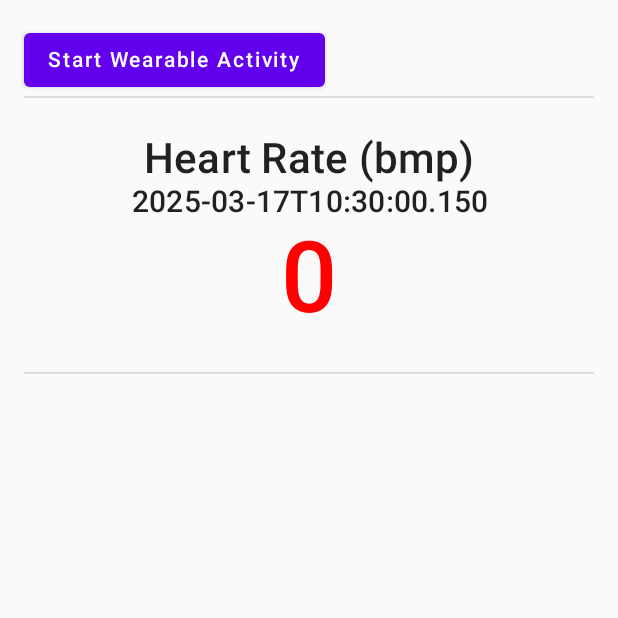
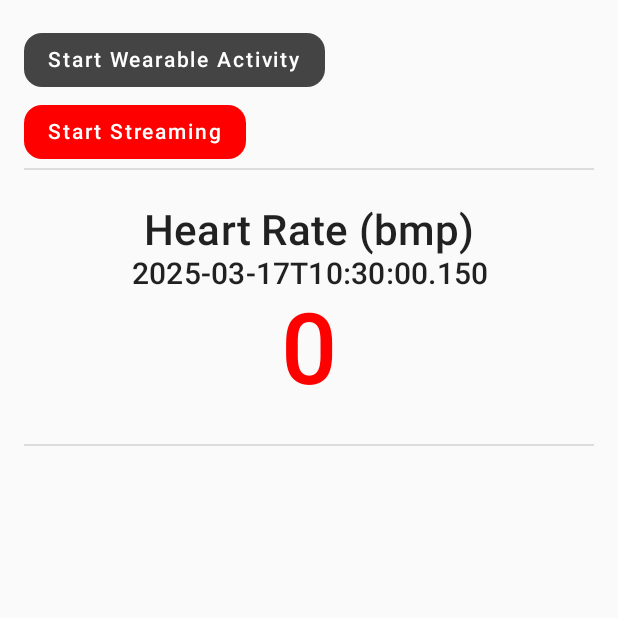
Before and after one commit to PiranitaGomez/HRStreamer, an Android app built with Jetpack Compose: the screen it shows after launch (MainActivity), on a phone screen of 412 x 824 dp, the top half of it. Run offline under Robolectric (Android 15) with nearby library versions, the phone set to English and light mode, and no system bars.

Commit message:
Added stream start/stop button

```diff
--- a/Application/src/main/java/com/example/android/wearable/hrstreamer/MainActivity.kt
+++ b/Application/src/main/java/com/example/android/wearable/hrstreamer/MainActivity.kt
@@ -19,6 +19,12 @@ import androidx.activity.ComponentActivity
 import androidx.activity.compose.setContent
 import androidx.activity.viewModels
 import androidx.compose.material.MaterialTheme
+import androidx.compose.material.Text
+import androidx.compose.runtime.getValue
+import androidx.compose.runtime.mutableStateOf
+import androidx.compose.runtime.setValue
+import androidx.compose.ui.Modifier
+import androidx.compose.ui.unit.dp
 import androidx.lifecycle.lifecycleScope
 import com.google.android.gms.wearable.CapabilityClient
 import com.google.android.gms.wearable.DataClient
@@ -46,6 +52,7 @@ class MainActivity : ComponentActivity() {
     private val capabilityClient by lazy { Wearable.getCapabilityClient(this) }
 
     private val clientDataViewModel by viewModels<ClientDataViewModel>()
+    private var isStreaming by mutableStateOf(false)
 
     override fun onCreate(savedInstanceState: Bundle?) {
         super.onCreate(savedInstanceState)
@@ -55,9 +62,9 @@ class MainActivity : ComponentActivity() {
                     MainApp(
                         hr = clientDataViewModel.heartrate,
                         hrtime = clientDataViewModel.hrsendtime,
-                    //light = clientDataViewModel.light,
-                    //lighttime = clientDataViewModel.lighttime,
-                    onStartWearableActivityClick = ::startWearableActivity
+                        isStreaming = isStreaming,
+                        onStartWearableActivityClick = ::startWearableActivity,
+                        onToggleStreamingClick = ::toggleStreaming
                     )
             }
         }
@@ -71,7 +78,9 @@ class MainActivity : ComponentActivity() {
 
     override fun onResume() {
         super.onResume()
+        if (isStreaming) {
             dataClient.addListener(clientDataViewModel)
+        }
         /*messageClient.addListener(clientDataViewModel)
         capabilityClient.addListener(
             clientDataViewModel,
@@ -94,12 +103,21 @@ class MainActivity : ComponentActivity() {
 
     override fun onPause() {
         super.onPause()
+        if (isStreaming) {
             dataClient.removeListener(clientDataViewModel)
+        }
         //messageClient.removeListener(clientDataViewModel)
         //capabilityClient.removeListener(clientDataViewModel)
     }
 
-
+    private fun toggleStreaming() {
+        isStreaming = !isStreaming
+        if (isStreaming) {
+            dataClient.addListener(clientDataViewModel)
+        } else {
+            dataClient.removeListener(clientDataViewModel)
+        }
+    }
 
     private fun startWearableActivity() {
         lifecycleScope.launch {
--- a/Application/src/main/java/com/example/android/wearable/hrstreamer/MainApp.kt
+++ b/Application/src/main/java/com/example/android/wearable/hrstreamer/MainApp.kt
@@ -14,7 +14,9 @@ package com.example.android.wearable.hrstreamer
 import androidx.compose.foundation.layout.Arrangement
 import androidx.compose.foundation.layout.Column
 import androidx.compose.foundation.layout.PaddingValues
+import androidx.compose.foundation.layout.Spacer
 import androidx.compose.foundation.layout.fillMaxWidth
+import androidx.compose.foundation.layout.height
 import androidx.compose.foundation.layout.padding
 import androidx.compose.foundation.lazy.LazyColumn
 import androidx.compose.material.Button
@@ -36,21 +38,84 @@ import java.time.Instant
 import java.time.LocalDateTime
 import java.time.ZoneId
 
+/*
+data class HeartRateEntry(val time: Float, val heartRate: Float)
+@Composable
+fun GraphScreen(hr: Float?) {
+    // List to hold the heart rate data
+    val hrData = remember { mutableStateListOf<HeartRateEntry>() }
+
+    // Update hrData whenever new hr value comes in
+    LaunchedEffect(hr) {
+        hr?.let {
+            val time = hrData.size.toFloat() // Simulate time axis as index-based
+            hrData.add(HeartRateEntry(time, it)) // Add new heart rate entry
+            if (hrData.size > 50) hrData.removeAt(0) // Limit the data size to the last 50 points
+        }
+    }
+
+    // Map hrData to ChartEntry
+    val chartEntries = hrData.map {
+        ChartEntry(it.time, it.heartRate)
+    }
+
+    // Create a Chart entry model using VICO's entryModelOf method
+    val chartEntryModel = entryModelOf(*chartEntries.toTypedArray())
+
+    // Render the chart
+    LineChart(
+        chartEntryModel = chartEntryModel,
+        modifier = Modifier.fillMaxSize().height(300.dp)
+    )
+}
+*/
+
 @Composable
 fun MainApp(
     hr: Float?,
     //light: Float?,
     hrtime: Long?,
     //lighttime: Long?,
+    isStreaming: Boolean,
+    onToggleStreamingClick: () -> Unit,
     onStartWearableActivityClick: () -> Unit
 ) {
     val nowtimestamp = LocalDateTime.now()
     val timezone = "Asia/Tokyo"
 
+    /*
+    var hrData by remember { mutableStateOf(mutableListOf<Entry>()) }
+
+    LaunchedEffect(hr) {
+        hr?.let {
+            val time = hrData.size.toFloat() // Simulate time axis (index-based)
+            hrData.add(Entry(time, it))
+            if (hrData.size > 50) hrData.removeAt(0) // Keep only last 50 values
+        }
+    }*/
+
     LazyColumn(contentPadding = PaddingValues(16.dp)) {
         item {
-            Button(onClick = onStartWearableActivityClick) {
-                Text(stringResource(id = R.string.start_wearable_activity))
+            Button(onClick = onStartWearableActivityClick,
+                   colors = androidx.compose.material.ButtonDefaults.buttonColors(
+                       backgroundColor = Color.DarkGray //Color(0xFF333333)
+                   ),
+                elevation = null, // Removes the gray outline
+                shape = androidx.compose.foundation.shape.RoundedCornerShape(12.dp)
+            ) {
+                Text(stringResource(id = R.string.start_wearable_activity), color = Color.White)
+            }
+        }
+        item {
+            Button(
+                onClick = onToggleStreamingClick,
+                colors = androidx.compose.material.ButtonDefaults.buttonColors(
+                    backgroundColor = Color.Red //Color(0xFFD32F2F) // Grass Green
+                ),
+                elevation = null, // Removes the gray outline
+                shape = androidx.compose.foundation.shape.RoundedCornerShape(12.dp)
+            ) {
+                Text(if (isStreaming) "Stop Streaming" else "Start Streaming", color = Color.White)
             }
             Divider()
         }
@@ -88,6 +153,10 @@ fun MainApp(
                 )
             }
             Divider()
+
+            Spacer(modifier = Modifier.height(16.dp))
+
+            //HeartRatePlot(hrData)
         }
 
         /*
@@ -138,7 +207,9 @@ fun MainAppPreview() {
     MainApp(
         hr = 66.toFloat(),
         //light = 10.toFloat(),
-        hrtime = Instant.now().epochSecond,
-        //lighttime = Instant.now().epochSecond
-    ) {}
+        hrtime = Instant.now().toEpochMilli(),
+        isStreaming = true,
+        onToggleStreamingClick = {},
+        onStartWearableActivityClick = {}
+        )
 }
```
Also changed, not shown: Application/build.gradle (+13 -1 lines), gradle/libs.versions.toml (+8 -0 lines), 1 other file. Lines whose indentation alone changed are shown as unchanged.
